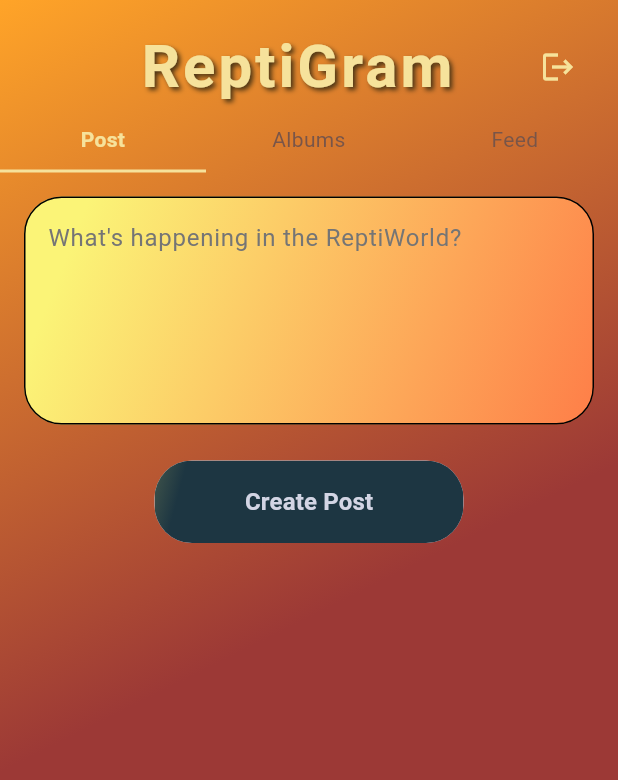
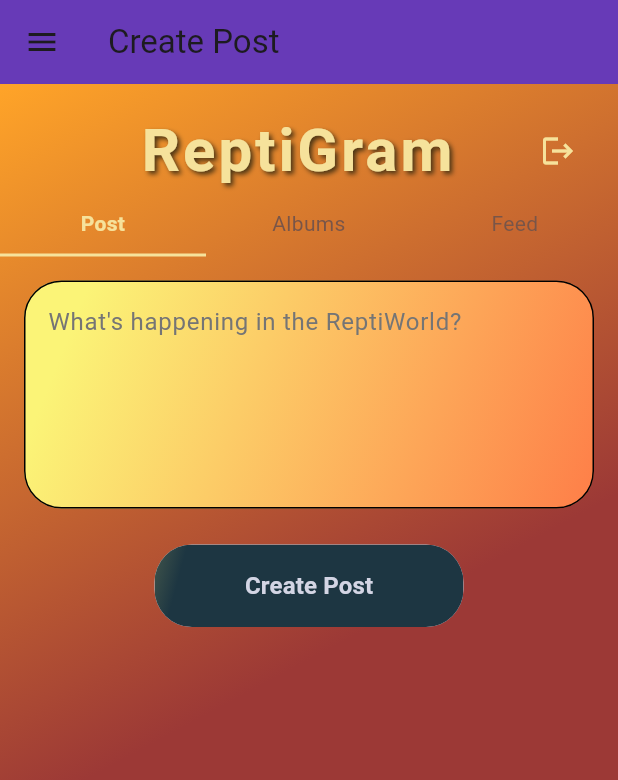
Before and after one commit to FelipeJuarezJr/ReptiGramFinalApp, a Flutter app: the PostScreen screen opened directly, on a phone screen of 412 x 824 dp. Shown: the top 780 px of the screen. Run offline on Flutter 3.47's test engine with Material 3 defaults, Android fonts, the phone set to English and light mode, and no system bars; our stand-ins replace firebase_auth, firebase_core, firebase_database, firebase_storage, flutter_dotenv, flutter_svg and 2 more; accounts and stored records are empty; generated files the repository leaves out were written again.

Commit message:
Added nav_drawer to post_screen

```diff
--- a/lib/screens/post_screen.dart
+++ b/lib/screens/post_screen.dart
@@ -4,6 +4,7 @@ import '../common/header.dart';
 import '../screens/login_screen.dart';
 import 'package:firebase_auth/firebase_auth.dart';
 import '../common/title_header.dart';
+import '../widgets/nav_drawer.dart';
 
 class PostScreen extends StatefulWidget {
   const PostScreen({super.key});
@@ -25,7 +26,18 @@ class _PostScreenState extends State<PostScreen> {
 
   @override
   Widget build(BuildContext context) {
+    final user = FirebaseAuth.instance.currentUser;
+
     return Scaffold(
+      appBar: AppBar(
+        title: const Text('Create Post'),
+        backgroundColor: Colors.deepPurple,
+      ),
+      drawer: NavDrawer(
+        userEmail: user?.email,
+        userName: user?.displayName,
+        userPhotoUrl: user?.photoURL,
+      ),
       body: Container(
         height: MediaQuery.of(context).size.height,
         decoration: const BoxDecoration(
```
